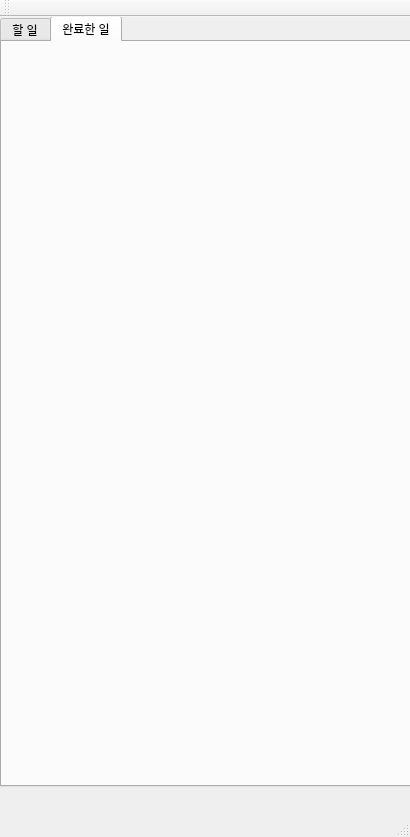
Before: the Qt Designer form Todo/Todo.ui in xorud1541/Todo, drawn with Qt 5.
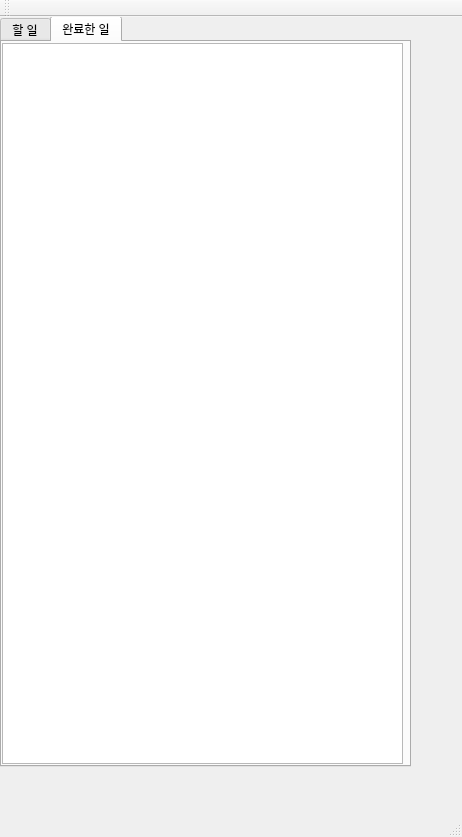
After: the same form once the commit is applied. The open tabs and pages were chosen to show the change. Icons and pictures are not drawn. Custom widgets are drawn as their Qt base class.

Commit message: 완료한 일 tree위젯으로 추가 + 데이터베이스 준비

```diff
--- a/Todo/Todo.ui
+++ b/Todo/Todo.ui
@@ -6,7 +6,7 @@
    <rect>
     <x>0</x>
     <y>0</y>
-    <width>410</width>
+    <width>462</width>
     <height>837</height>
    </rect>
   </property>
@@ -20,7 +20,7 @@
       <x>0</x>
       <y>-1</y>
       <width>411</width>
-      <height>771</height>
+      <height>751</height>
      </rect>
     </property>
     <property name="tabPosition">
@@ -222,6 +222,60 @@
      <attribute name="title">
       <string>완료한 일</string>
      </attribute>
+     <widget class="DoneTreeWidget" name="doneTreeWidget">
+      <property name="geometry">
+       <rect>
+        <x>0</x>
+        <y>1</y>
+        <width>401</width>
+        <height>721</height>
+       </rect>
+      </property>
+      <property name="rootIsDecorated">
+       <bool>true</bool>
+      </property>
+      <property name="uniformRowHeights">
+       <bool>false</bool>
+      </property>
+      <property name="itemsExpandable">
+       <bool>true</bool>
+      </property>
+      <property name="sortingEnabled">
+       <bool>false</bool>
+      </property>
+      <property name="animated">
+       <bool>false</bool>
+      </property>
+      <property name="allColumnsShowFocus">
+       <bool>false</bool>
+      </property>
+      <property name="wordWrap">
+       <bool>false</bool>
+      </property>
+      <property name="headerHidden">
+       <bool>true</bool>
+      </property>
+      <property name="columnCount">
+       <number>1</number>
+      </property>
+      <attribute name="headerVisible">
+       <bool>false</bool>
+      </attribute>
+      <attribute name="headerCascadingSectionResizes">
+       <bool>false</bool>
+      </attribute>
+      <attribute name="headerHighlightSections">
+       <bool>false</bool>
+      </attribute>
+      <attribute name="headerShowSortIndicator" stdset="0">
+       <bool>false</bool>
+      </attribute>
+      <column>
+       <property name="text">
+        <string notr="true">1</string>
+       </property>
+      </column>
+     </widget>
     </widget>
    </widget>
   </widget>
@@ -250,7 +304,12 @@
   <customwidget>
    <class>TodoListWidget</class>
    <extends>QListWidget</extends>
-   <header location="global">TodoListWidget.h</header>
+   <header>TodoListWidget.h</header>
+  </customwidget>
+  <customwidget>
+   <class>DoneTreeWidget</class>
+   <extends>QTreeWidget</extends>
+   <header>DoneTreeWidget.h</header>
   </customwidget>
  </customwidgets>
  <resources>
```
Left out of the diff: 6 changed lines with no effect on the pictures. The commit also changes 15 other files.
